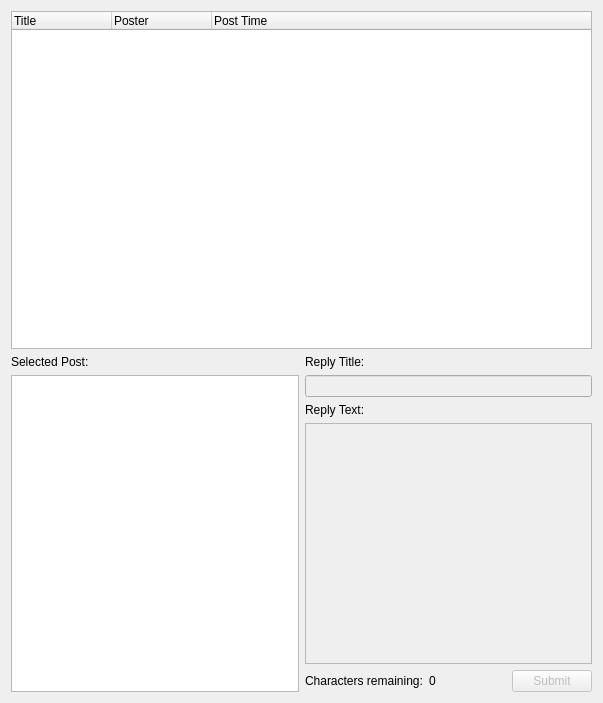
Qt form ui/ForumTreeForm.ui (dmzdev/stance) before a commit.
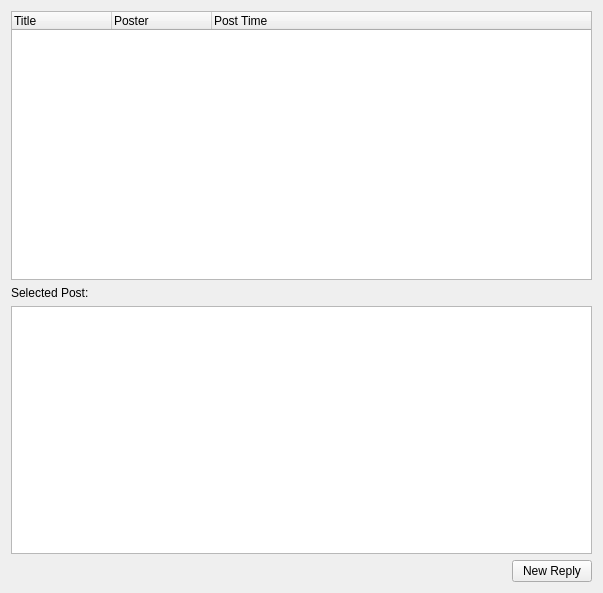
The same form after that commit.

```diff
--- a/ui/ForumTreeForm.ui
+++ b/ui/ForumTreeForm.ui
@@ -7,13 +7,13 @@
     <x>0</x>
     <y>0</y>
     <width>603</width>
-    <height>703</height>
+    <height>593</height>
    </rect>
   </property>
   <property name="windowTitle">
    <string>Form</string>
   </property>
-  <layout class="QVBoxLayout" name="verticalLayout_2">
+  <layout class="QVBoxLayout" name="verticalLayout">
    <item>
     <widget class="QTreeWidget" name="treeWidget">
      <property name="columnCount">
@@ -64,52 +64,10 @@
        </item>
       </layout>
      </item>
-     <item>
-      <layout class="QVBoxLayout" name="verticalLayout">
-       <item>
-        <widget class="QLabel" name="label">
-         <property name="text">
-          <string>Reply Title:</string>
-         </property>
-        </widget>
-       </item>
-       <item>
-        <widget class="QLineEdit" name="titleEdit">
-         <property name="enabled">
-          <bool>false</bool>
-         </property>
-        </widget>
-       </item>
-       <item>
-        <widget class="QLabel" name="label_2">
-         <property name="text">
-          <string>Reply Text:</string>
-         </property>
-        </widget>
-       </item>
-       <item>
-        <widget class="QTextEdit" name="postTextEdit">
-         <property name="enabled">
-          <bool>false</bool>
-         </property>
-        </widget>
+    </layout>
        </item>
        <item>
         <layout class="QHBoxLayout" name="horizontalLayout">
-         <item>
-          <widget class="QLabel" name="label_4">
-           <property name="text">
-            <string>Characters remaining:</string>
-           </property>
-          </widget>
-         </item>
-         <item>
-          <widget class="QLabel" name="charRemAmt">
-           <property name="text">
-            <string>0</string>
-           </property>
-          </widget>
-         </item>
          <item>
           <spacer name="horizontalSpacer">
            <property name="orientation">
@@ -124,18 +82,11 @@
           </spacer>
          </item>
          <item>
-          <widget class="QPushButton" name="submitButton">
-           <property name="enabled">
-            <bool>false</bool>
-           </property>
+      <widget class="QPushButton" name="replyButton">
            <property name="text">
-            <string>Submit</string>
-           </property>
-          </widget>
-         </item>
-        </layout>
-       </item>
-      </layout>
+        <string>New Reply</string>
+       </property>
+      </widget>
      </item>
     </layout>
    </item>
```
Lines whose indentation alone changed are shown as unchanged.
